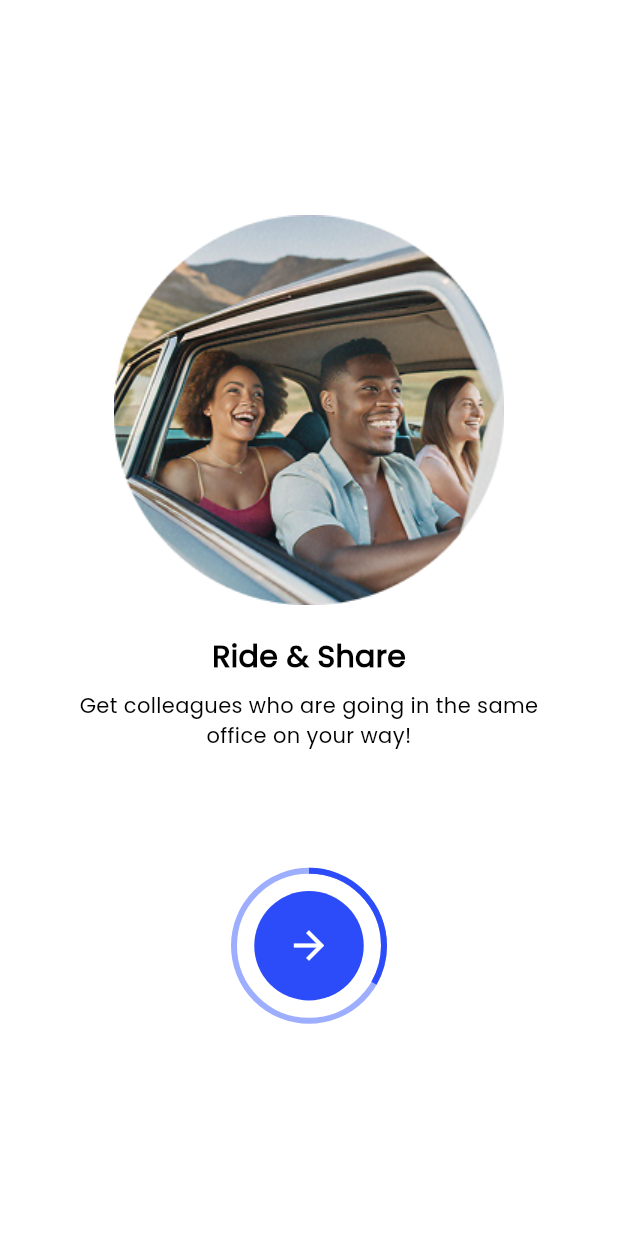
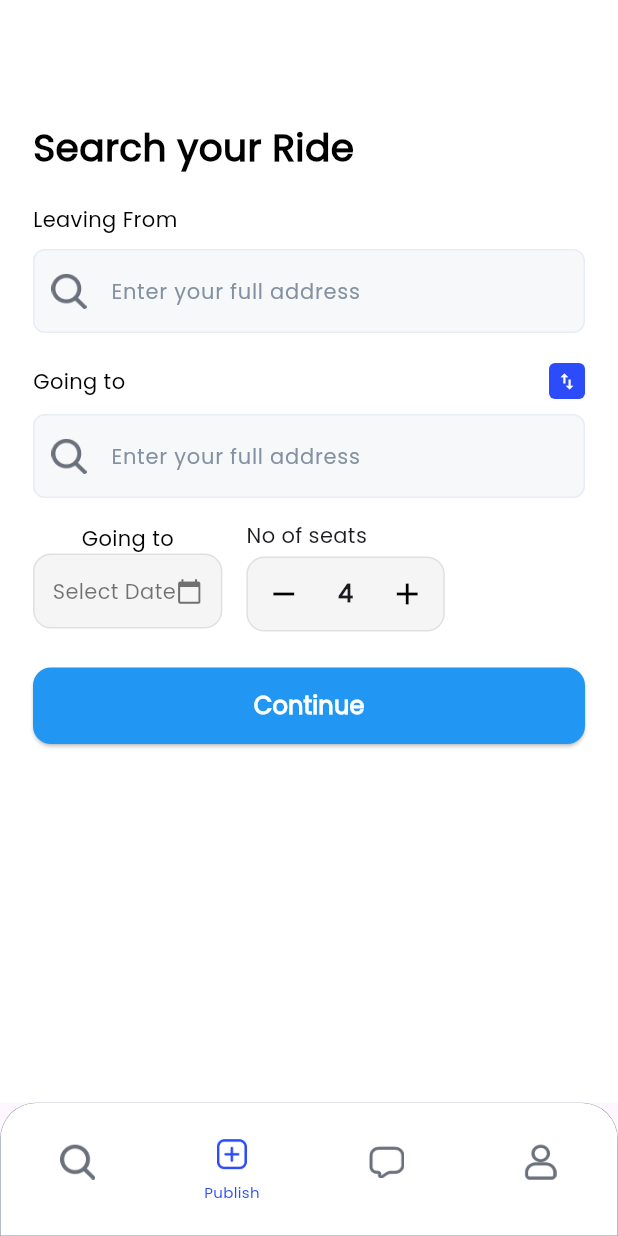
Before and after one commit to GautamSingh2000/WePool, a Flutter app: the screen it shows after launch, on a phone screen of 412 x 824 dp. Run offline on Flutter 3.47's test engine with Material 3 defaults, Android fonts, the phone set to English and light mode, and no system bars; our stand-ins replace google_fonts, lottie.

Commit message:
commit with bottom Navigation bar

```diff
--- a/wepool/lib/main.dart
+++ b/wepool/lib/main.dart
@@ -1,6 +1,7 @@
 import 'package:flutter/material.dart';
 import 'package:wepool/pages/auth/LoginScreen.dart';
 import 'package:wepool/pages/auth/PreSignupScreen.dart';
+import 'package:wepool/pages/GlobalScreen.dart';
 
 void main() {
   runApp(const MyApp());
@@ -19,7 +20,7 @@ class MyApp extends StatelessWidget {
         fontFamily: 'Poppins'
       ),
       // home: PreSignupScreen(), // Set PreSignupScreen as the home screen
-      home: PreSignupScreen(), // Set PreSignupScreen as the home screen
+      home: GlobalScreen(), // Set PreSignupScreen as the home screen
     );
   }
 }
--- /dev/null
+++ b/wepool/lib/pages/GlobalScreen.dart
@@ -0,0 +1,37 @@
+import 'package:flutter/material.dart';
+import 'package:wepool/utils/colors.dart';
+
+import '../widgets/global/BottomNavBar.dart';
+import 'global/PublishRideScreen.dart';
+
+class GlobalScreen extends StatefulWidget {
+  const GlobalScreen({super.key});
+
+  @override
+  State<GlobalScreen> createState() => _GlobalScreenState();
+}
+
+class _GlobalScreenState extends State<GlobalScreen> {
+  int selectedIndex = 1; // Initial screen index
+
+  List<Widget> screenList = const [
+    Text("Search Screen", style: TextStyle(fontSize: 40)),
+    PublishRideScreen(),
+    Text("Chat Screen", style: TextStyle(fontSize: 40)),
+    Text("Profile Screen", style: TextStyle(fontSize: 40)),
+  ];
+
+  void onItemTapped(int index) {
+    setState(() {
+      selectedIndex = index;
+    });
+  }
+
+  @override
+  Widget build(BuildContext context) {
+    return Scaffold(
+      body: screenList[selectedIndex], // Display selected screen
+      bottomNavigationBar: BottomNavBar(onItemSelected: onItemTapped),
+    );
+  }
+}
--- a/wepool/lib/pages/auth/OnboardingScreen.dart
+++ b/wepool/lib/pages/auth/OnboardingScreen.dart
@@ -3,6 +3,7 @@ import 'package:flutter/material.dart';
 import 'package:google_fonts/google_fonts.dart';
 import 'package:wepool/pages/auth/LoginScreen.dart';
 import 'package:wepool/pages/auth/OtpVerificationScreen.dart';
+import 'package:wepool/pages/GlobalScreen.dart';
 import 'package:wepool/utils/colors.dart';
 
 import '../../widgets/global/GlobalOutlinEditText.dart';
@@ -211,7 +212,7 @@ class _OnboardingScreenState extends State<OnboardingScreen> {
                       onPressed: () {
                         if (_formKey.currentState!.validate()) {
                           Navigator.push(context, MaterialPageRoute(builder: (context) =>
-                              OtpVerificationScreen(email: widget.email, route: LoginScreen())));
+                              OtpVerificationScreen(email: widget.email, route: GlobalScreen())));
                         }
                       },
                       style: ElevatedButton.styleFrom(
--- a/wepool/lib/pages/auth/PreSignupScreen.dart
+++ b/wepool/lib/pages/auth/PreSignupScreen.dart
@@ -9,6 +9,7 @@ class PreSignupScreen extends StatefulWidget {
 }
 
 class _PreSignupScreenState extends State<PreSignupScreen> {
+
   int _currentIndex = 0;
   double _opacity = 1.0;
 
@@ -52,6 +53,9 @@ class _PreSignupScreenState extends State<PreSignupScreen> {
 
   @override
   Widget build(BuildContext context) {
+
+    double screenWidth = MediaQuery.of(context).size.width;
+    double screenHeight = MediaQuery.of(context).size.height;
     final currentData = onboardingData[_currentIndex];
 
     return Scaffold(
--- /dev/null
+++ b/wepool/lib/pages/global/PublishRideScreen.dart
@@ -0,0 +1,239 @@
+import 'package:flutter/material.dart';
+import 'package:google_fonts/google_fonts.dart';
+import 'package:wepool/utils/colors.dart';
+import 'package:wepool/widgets/global/GlobalOutlinEditText.dart';
+
+class PublishRideScreen extends StatefulWidget {
+  const PublishRideScreen({super.key});
+
+  @override
+  State<PublishRideScreen> createState() => _PublishRideScreenState();
+}
+
+class _PublishRideScreenState extends State<PublishRideScreen> {
+  final TextEditingController _leavingFromController = TextEditingController();
+  final TextEditingController _goingToController = TextEditingController();
+  int seats = 4; // Default seat count
+  DateTime? selectedDate;
+
+  void _swapAddresses() {
+    setState(() {
+      String temp = _leavingFromController.text;
+      _leavingFromController.text = _goingToController.text;
+      _goingToController.text = temp;
+    });
+  }
+
+  @override
+  Widget build(BuildContext context) {
+    return Scaffold(
+      backgroundColor: Colors.white,
+      body: Padding(
+        padding: const EdgeInsets.symmetric(horizontal: 22, vertical: 0 ),
+        child: Column(
+          crossAxisAlignment: CrossAxisAlignment.start,
+          children: [
+            // Title
+            Padding(
+              padding: const EdgeInsets.only(top: 80),
+              child: Text(
+                "Search your Ride",
+                style: GoogleFonts.poppins(
+                    fontSize: 25,
+                    fontWeight: FontWeight.w600,
+                    color: Colors.black),
+              ),
+            ),
+
+            Container(
+              margin: EdgeInsets.only(top: 20),
+              child: Text(
+                "Leaving From",
+                style: GoogleFonts.poppins(
+                    fontSize: 14,
+                    fontWeight: FontWeight.w500,
+                    color: Colors.black),
+              ),
+            ),
+
+            // Leaving From Input
+            Container(
+                margin:EdgeInsets.only(top: 10, bottom: 20),
+                child: GlobalOutlineEditText(hintText: "Enter your full address",
+                    controller: _leavingFromController,
+                    prefixIcon: Image.asset("assets/icons/ic_search.png", width: 18,
+                        height: 18))),
+
+            // Going To Input with Swap Icon
+            Row(
+              children: [
+                Expanded(child: Text("Going to",style: GoogleFonts.poppins(
+                    fontSize: 14,
+                    fontWeight: FontWeight.w500,
+                    color: Colors.black
+                ),),
+                ),
+                SizedBox(
+                  width: 24, // Adjust width
+                  height: 24, // Adjust height
+                  child: IconButton(
+                    onPressed: _swapAddresses,
+                    icon: Icon(Icons.swap_vert, color: Colors.white, size: 14), // Smaller icon
+                    style: IconButton.styleFrom(
+                      backgroundColor: AppColors.primary, // Button background color
+                      shape: RoundedRectangleBorder(
+                        borderRadius: BorderRadius.circular(4), // Rounded corners
+                      ),
+                      padding: EdgeInsets.zero, // Remove extra padding
+                    ),
+                  ),
+                )
+
+
+
+              ],
+            ),
+
+            Container(
+                margin:EdgeInsets.only(top: 10, bottom: 15),
+                child: GlobalOutlineEditText(hintText: "Enter your full address",
+                    controller: _goingToController,
+                    prefixIcon: Image.asset("assets/icons/ic_search.png", width: 18,
+                        height: 18))),
+
+            // Date and Seats Row
+            Row(
+              children: [
+                // Select Date Button
+                Column(
+                  children: [
+                    Text(
+                      "Going to",
+                      style: GoogleFonts.poppins(fontSize: 14, fontWeight: FontWeight.w500,color: Colors.black),
+                    ),
+                    Expanded(
+                      child: GestureDetector(
+                        onTap: _pickDate,
+                        child: Container(
+                          padding: EdgeInsets.symmetric(horizontal: 12, vertical: 14),
+                          decoration: BoxDecoration(
+                            color: Colors.grey[100],
+                            borderRadius: BorderRadius.circular(12),
+                            border: Border.all(color: Colors.grey[300]!),
+                          ),
+                          child: Row(
+                            mainAxisAlignment: MainAxisAlignment.spaceBetween,
+                            children: [
+                              Text(
+                                selectedDate == null ? "Select Date" : "${selectedDate!.day}/${selectedDate!.month}/${selectedDate!.year}",
+                                style: TextStyle(fontSize: 14, color: Colors.black54),
+                              ),
+                              Icon(Icons.calendar_today, size: 18, color: Colors.black54),
+                            ],
+                          ),
+                        ),
+                      ),
+                    ),
+                  ],
+                ),
+
+                SizedBox(width: 16),
+
+                // Seat Counter
+                Column(
+                  crossAxisAlignment: CrossAxisAlignment.start,
+                  children: [
+                    Text(
+                      "No of seats",
+                      style: TextStyle(fontSize: 14, fontWeight: FontWeight.w500),
+                    ),
+                    SizedBox(height: 4),
+                    Container(
+                      decoration: BoxDecoration(
+                        color: Colors.grey[100],
+                        borderRadius: BorderRadius.circular(12),
+                        border: Border.all(color: Colors.grey[300]!),
+                      ),
+                      child: Row(
+                        children: [
+                          _buildCounterButton(Icons.remove, () {
+                            if (seats > 1) setState(() => seats--);
+                          }),
+                          Padding(
+                            padding: EdgeInsets.symmetric(horizontal: 12),
+                            child: Text("$seats", style: TextStyle(fontSize: 16, fontWeight: FontWeight.bold)),
+                          ),
+                          _buildCounterButton(Icons.add, () {
+                            if (seats < 10) setState(() => seats++);
+                          }),
+                        ],
+                      ),
+                    ),
+                  ],
+                ),
+              ],
+            ),
+
+            SizedBox(height: 24),
+
+            // Continue Button
+            SizedBox(
+              width: double.infinity,
+              child: ElevatedButton(
+                onPressed: () {},
+                style: ElevatedButton.styleFrom(
+                  backgroundColor: Colors.blue,
+                  padding: EdgeInsets.symmetric(vertical: 14),
+                  shape: RoundedRectangleBorder(borderRadius: BorderRadius.circular(12)),
+                ),
+                child: Text(
+                  "Continue",
+                  style: TextStyle(fontSize: 16, fontWeight: FontWeight.bold, color: Colors.white),
+                ),
+              ),
+            ),
+          ],
+        ),
+      ),
+    );
+  }
+
+  // Custom Text Field Widget
+  Widget _buildTextField(String hintText, IconData icon) {
+    return TextField(
+      decoration: InputDecoration(
+        hintText: hintText,
+        prefixIcon: Icon(icon, color: Colors.black54),
+        filled: true,
+        fillColor: Colors.grey[100],
+        border: OutlineInputBorder(
+          borderRadius: BorderRadius.circular(12),
+          borderSide: BorderSide(color: Colors.grey[300]!),
+        ),
+      ),
+    );
+  }
+
+  // Seat Counter Button
+  Widget _buildCounterButton(IconData icon, VoidCallback onPressed) {
+    return IconButton(
+      onPressed: onPressed,
+      icon: Icon(icon, color: Colors.black),
+      constraints: BoxConstraints(),
+      padding: EdgeInsets.all(8),
+    );
+  }
+
+  // Pick Date Function
+  Future<void> _pickDate() async {
+    DateTime? pickedDate = await showDatePicker(
+      context: context,
+      initialDate: DateTime.now(),
+      firstDate: DateTime.now(),
+      lastDate: DateTime(2100),
+    );
+    if (pickedDate != null) {
+      setState(() => selectedDate = pickedDate);
+    }
+  }
+}
--- a/wepool/lib/utils/colors.dart
+++ b/wepool/lib/utils/colors.dart
@@ -7,7 +7,7 @@ class AppColors {
   static const Color textColor = Color(0xFF333333); // Dark Grey
 
 
-  static const Color lightBlue = Color(0xFF9EAEFF); // Primary Blue
+  static const Color lightBlue = Color(0xFF9EAEFF);
 
 
 
@@ -21,6 +21,7 @@ class AppColors {
   static const Color gray001 = Color(0xFF8391A1);
   static const Color gray002 = Color(0xFFEDF1F3);
   static const Color gray003 = Color(0xFF1E232C);
+  static const Color gray004 = Color(0xFF6A707C);
   static const Color borderGray01 = Color(0xFFE8ECF4);
   static const Color backgroundGray01 = Color(0xFFF7F8F9);
   static const Color iconGray01 = Color(0xFF6A707C);
--- /dev/null
+++ b/wepool/lib/widgets/global/BottomNavBar.dart
@@ -0,0 +1,116 @@
+import 'package:flutter/cupertino.dart';
+import 'package:flutter/material.dart';
+import 'package:wepool/pages/global/PublishRideScreen.dart';
+
+import '../../utils/colors.dart';
+
+
+class BottomNavBar extends StatefulWidget {
+  final Function(int) onItemSelected;
+
+  const BottomNavBar({super.key, required this.onItemSelected});
+
+  @override
+  State<BottomNavBar> createState() => _BottomNavBarState();
+}
+
+class _BottomNavBarState extends State<BottomNavBar> {
+  int myIndex = 1;
+
+  @override
+  Widget build(BuildContext context) {
+    return ClipRRect(
+      borderRadius: const BorderRadius.only(
+        topLeft: Radius.circular(24),
+        topRight: Radius.circular(24),
+      ),
+      child: Container(
+        padding: EdgeInsets.zero,
+        decoration: BoxDecoration(
+          color: Colors.white,
+          borderRadius: const BorderRadius.only(
+            topLeft: Radius.circular(24),
+            topRight: Radius.circular(24),
+          ),
+          border: Border.all(
+            color: AppColors.gray001,
+            width: 0.4,
+          ),
+        ),
+        height: 89,
+        child: BottomNavigationBar(
+          onTap: (index) {
+            setState(() {
+              myIndex = index;
+            });
+            widget.onItemSelected(index); // Call the callback with the selected index
+          },
+          currentIndex: myIndex,
+          iconSize: 24,
+          unselectedItemColor: AppColors.gray004,
+          selectedItemColor: AppColors.primary,
+          selectedFontSize: 10,
+          backgroundColor: Colors.transparent,
+          unselectedFontSize: 9,
+          type: BottomNavigationBarType.fixed,
+          showUnselectedLabels: false,
+          elevation: 0,
+          items: <BottomNavigationBarItem>[
+            BottomNavigationBarItem(
+              icon: Padding(
+                padding: const EdgeInsets.only(bottom: 6),
+                child: ColorFiltered(
+                  colorFilter: ColorFilter.mode(
+                    myIndex == 0 ? AppColors.primary : AppColors.gray004,
+                    BlendMode.srcIn,
+                  ),
+                  child: Image.asset("assets/icons/ic_search.png", width: 24, height: 24),
+                ),
+              ),
+              label: 'Search',
+            ),
+            BottomNavigationBarItem(
+              icon: Padding(
+                padding: const EdgeInsets.only(bottom: 6),
+                child: ColorFiltered(
+                  colorFilter: ColorFilter.mode(
+                    myIndex == 1 ? AppColors.primary : AppColors.gray004,
+                    BlendMode.srcIn,
+                  ),
+                  child: Image.asset("assets/icons/ic_publish.png", width: 24, height: 24),
+                ),
+              ),
+              label: 'Publish',
+            ),
+            BottomNavigationBarItem(
+              icon: Padding(
+                padding: const EdgeInsets.only(bottom: 6),
+                child: ColorFiltered(
+                  colorFilter: ColorFilter.mode(
+                    myIndex == 2 ? AppColors.primary : AppColors.gray004,
+                    BlendMode.srcIn,
+                  ),
+                  child: Image.asset("assets/icons/ic_chat.png", width: 24, height: 24),
+                ),
+              ),
+              label: 'Message',
+            ),
+            BottomNavigationBarItem(
+              icon: Padding(
+                padding: const EdgeInsets.only(bottom: 6),
+                child: ColorFiltered(
+                  colorFilter: ColorFilter.mode(
+                    myIndex == 3 ? AppColors.primary : AppColors.gray004,
+                    BlendMode.srcIn,
+                  ),
+                  child: Image.asset("assets/icons/ic_profile.png", width: 24, height: 24),
+                ),
+              ),
+              label: 'Profile',
+            ),
+          ],
+        ),
+      ),
+    );
+  }
+}
--- a/wepool/lib/widgets/global/GlobalOutlinEditText.dart
+++ b/wepool/lib/widgets/global/GlobalOutlinEditText.dart
@@ -7,7 +7,8 @@ class GlobalOutlineEditText extends StatefulWidget {
   final TextInputType keyboardType;
   final String? Function(String?)? validator;
   final bool obscureText;
-  final Widget? suffixIcon; // 👈 Added suffixIcon parameter
+  final Widget? suffixIcon;
+  final Widget? prefixIcon; // 👈 Added prefixIcon parameter
 
   const GlobalOutlineEditText({
     super.key,
@@ -16,7 +17,8 @@ class GlobalOutlineEditText extends StatefulWidget {
     this.keyboardType = TextInputType.text,
     this.validator,
     this.obscureText = false,
-    this.suffixIcon, // 👈 Optional suffix icon
+    this.suffixIcon,
+    this.prefixIcon, // 👈 Optional prefix icon
   });
 
   @override
@@ -64,7 +66,14 @@ class _GlobalOutlineEditTextState extends State<GlobalOutlineEditText> {
         hintMaxLines: 1,
         hintStyle: TextStyle(fontSize: 14, color: AppColors.hintGray, fontWeight: FontWeight.w400),
 
-        // Show visibility icon only if the keyboard type is password
+        // Prefix Icon (Image or Icon)
+        prefixIcon: widget.prefixIcon != null
+            ? Padding(
+          padding: const EdgeInsets.all(12.0),
+          child: widget.prefixIcon,
+        ) : null,
+
+        // Suffix Icon (Password Visibility or Custom)
         suffixIcon: widget.keyboardType == TextInputType.visiblePassword
             ? IconButton(
           icon: Icon(
@@ -77,7 +86,7 @@ class _GlobalOutlineEditTextState extends State<GlobalOutlineEditText> {
             });
           },
         )
-            : widget.suffixIcon, // 👈 If not a password field, use provided suffixIcon
+            : widget.suffixIcon,
       ),
       validator: widget.validator,
     );
--- a/wepool/pubspec.yaml
+++ b/wepool/pubspec.yaml
@@ -63,6 +63,7 @@ flutter:
   # To add assets to your application, add an assets section, like this:
   assets:
     - assets/images/
+    - assets/icons/
     - assets/anim/
   #   - images/a_dot_ham.jpeg
 
```
Also changed, not shown: wepool/assets/icons/ic_calendar.png (added), wepool/assets/icons/ic_chat.png (added), wepool/assets/icons/ic_profile.png (added), wepool/assets/icons/ic_publish.png (added), wepool/assets/icons/ic_search.png (added), wepool/assets/icons/ic_swap.png (added).
